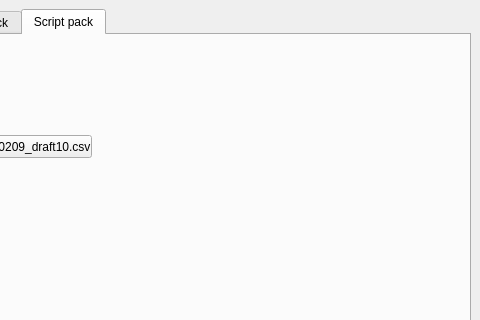
This is TokiCD/mainwindow.ui in hitomi2500/tokipatch as Qt 5 draws it before an edit; both pictures show x 320 to 800 and y 0 to 320 of the 800 by 600 pixel window. The edited form follows.
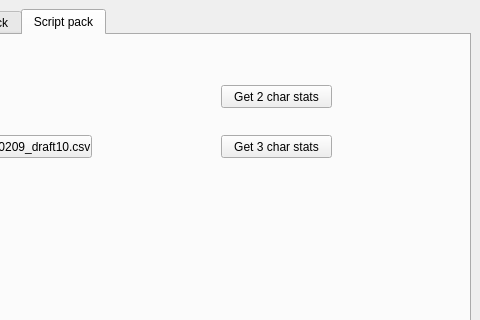
This is the edited form.

Commit message: 2 and 3 chars token compression

```diff
--- a/TokiCD/mainwindow.ui
+++ b/TokiCD/mainwindow.ui
@@ -220,6 +220,32 @@
          <string>TextLabel</string>
         </property>
        </widget>
+       <widget class="QPushButton" name="pushButton_get_2char_stats">
+        <property name="geometry">
+         <rect>
+          <x>530</x>
+          <y>50</y>
+          <width>111</width>
+          <height>23</height>
+         </rect>
+        </property>
+        <property name="text">
+         <string>Get 2 char stats</string>
+        </property>
+       </widget>
+       <widget class="QPushButton" name="pushButton_get_3char_stats">
+        <property name="geometry">
+         <rect>
+          <x>530</x>
+          <y>100</y>
+          <width>111</width>
+          <height>23</height>
+         </rect>
+        </property>
+        <property name="text">
+         <string>Get 3 char stats</string>
+        </property>
+       </widget>
       </widget>
      </widget>
     </item>
```
The commit also changes 3 other files.
